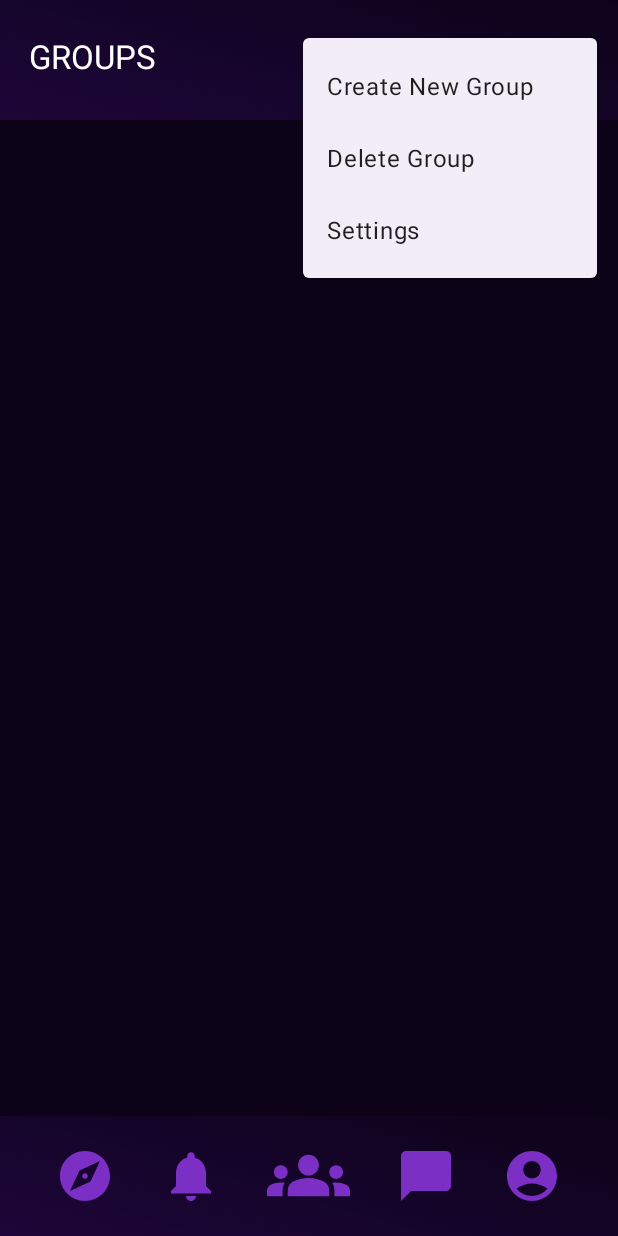
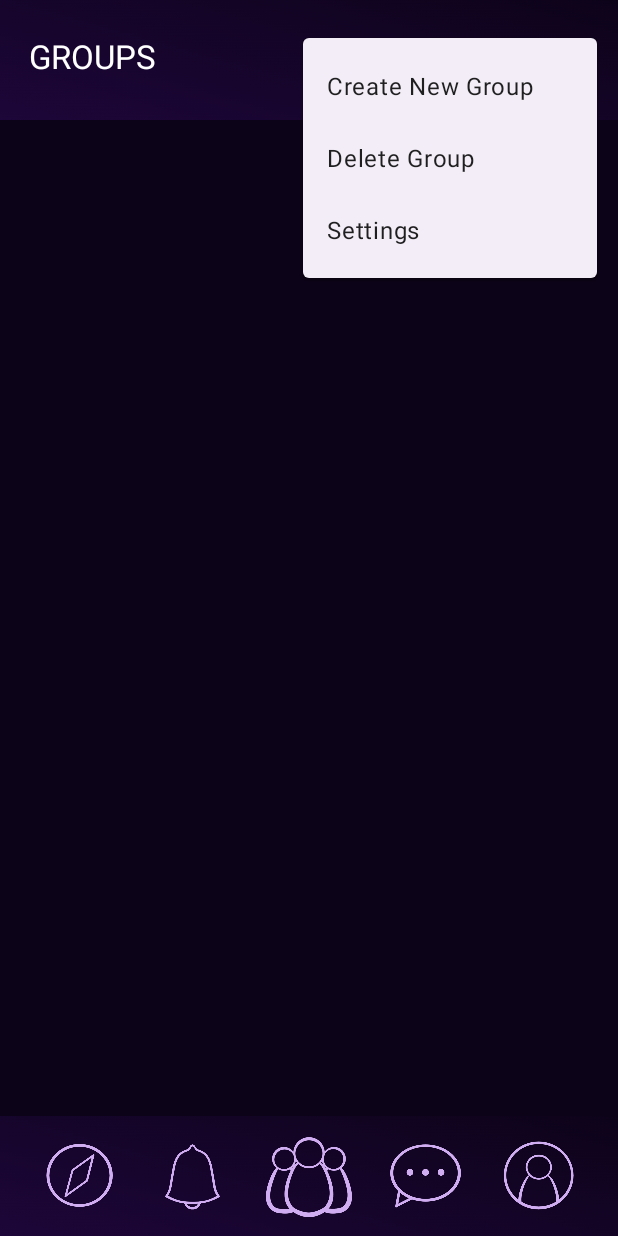
Before and after one commit to JoshDez/Synthronize, an Android app: the MainActivity screen opened directly, with no data from a screen before it, with the options menu open, on a phone screen of 412 x 824 dp. Run offline under Robolectric (Android 15) with nearby library versions, the phone set to English and light mode, and no system bars.

Commit message:
Group UI test

```diff
--- a/app/src/main/res/drawable/account_not_selected.xml
+++ /dev/null
@@ -1,5 +0,0 @@
-<vector android:height="24dp" android:tint="@color/purple1"
-    android:viewportHeight="24" android:viewportWidth="24"
-    android:width="24dp" xmlns:android="http://schemas.android.com/apk/res/android">
-    <path android:fillColor="@android:color/white" android:pathData="M12,2C6.48,2 2,6.48 2,12s4.48,10 10,10s10,-4.48 10,-10S17.52,2 12,2zM12,6c1.93,0 3.5,1.57 3.5,3.5S13.93,13 12,13s-3.5,-1.57 -3.5,-3.5S10.07,6 12,6zM12,20c-2.03,0 -4.43,-0.82 -6.14,-2.88C7.55,15.8 9.68,15 12,15s4.45,0.8 6.14,2.12C16.43,19.18 14.03,20 12,20z"/>
-</vector>
--- a/app/src/main/res/drawable/chat_not_selected.xml
+++ /dev/null
@@ -1,5 +0,0 @@
-<vector android:height="24dp" android:tint="@color/purple1"
-    android:viewportHeight="24" android:viewportWidth="24"
-    android:width="24dp" xmlns:android="http://schemas.android.com/apk/res/android">
-    <path android:fillColor="@android:color/white" android:pathData="M20,2H4c-1.1,0 -2,0.9 -2,2v18l4,-4h14c1.1,0 2,-0.9 2,-2V4c0,-1.1 -0.9,-2 -2,-2z"/>
-</vector>
--- a/app/src/main/res/drawable/explore_not_selected.xml
+++ /dev/null
@@ -1,5 +0,0 @@
-<vector android:height="24dp" android:tint="@color/purple1"
-    android:viewportHeight="24" android:viewportWidth="24"
-    android:width="24dp" xmlns:android="http://schemas.android.com/apk/res/android">
-    <path android:fillColor="@android:color/white" android:pathData="M12,10.9c-0.61,0 -1.1,0.49 -1.1,1.1s0.49,1.1 1.1,1.1c0.61,0 1.1,-0.49 1.1,-1.1s-0.49,-1.1 -1.1,-1.1zM12,2C6.48,2 2,6.48 2,12s4.48,10 10,10 10,-4.48 10,-10S17.52,2 12,2zM14.19,14.19L6,18l3.81,-8.19L18,6l-3.81,8.19z"/>
-</vector>
--- a/app/src/main/res/drawable/groups_not_selected.xml
+++ /dev/null
@@ -1,5 +0,0 @@
-<vector android:height="24dp" android:tint="@color/purple1"
-    android:viewportHeight="24" android:viewportWidth="24"
-    android:width="24dp" xmlns:android="http://schemas.android.com/apk/res/android">
-    <path android:fillColor="@android:color/white" android:pathData="M12,12.75c1.63,0 3.07,0.39 4.24,0.9c1.08,0.48 1.76,1.56 1.76,2.73L18,18H6l0,-1.61c0,-1.18 0.68,-2.26 1.76,-2.73C8.93,13.14 10.37,12.75 12,12.75zM4,13c1.1,0 2,-0.9 2,-2c0,-1.1 -0.9,-2 -2,-2s-2,0.9 -2,2C2,12.1 2.9,13 4,13zM5.13,14.1C4.76,14.04 4.39,14 4,14c-0.99,0 -1.93,0.21 -2.78,0.58C0.48,14.9 0,15.62 0,16.43V18l4.5,0v-1.61C4.5,15.56 4.73,14.78 5.13,14.1zM20,13c1.1,0 2,-0.9 2,-2c0,-1.1 -0.9,-2 -2,-2s-2,0.9 -2,2C18,12.1 18.9,13 20,13zM24,16.43c0,-0.81 -0.48,-1.53 -1.22,-1.85C21.93,14.21 20.99,14 20,14c-0.39,0 -0.76,0.04 -1.13,0.1c0.4,0.68 0.63,1.46 0.63,2.29V18l4.5,0V16.43zM12,6c1.66,0 3,1.34 3,3c0,1.66 -1.34,3 -3,3s-3,-1.34 -3,-3C9,7.34 10.34,6 12,6z"/>
-</vector>
--- a/app/src/main/res/drawable/notifications_not_selected.xml
+++ /dev/null
@@ -1,5 +0,0 @@
-<vector android:height="24dp" android:tint="@color/purple1"
-    android:viewportHeight="24" android:viewportWidth="24"
-    android:width="24dp" xmlns:android="http://schemas.android.com/apk/res/android">
-    <path android:fillColor="@android:color/white" android:pathData="M12,22c1.1,0 2,-0.9 2,-2h-4c0,1.1 0.89,2 2,2zM18,16v-5c0,-3.07 -1.64,-5.64 -4.5,-6.32L13.5,4c0,-0.83 -0.67,-1.5 -1.5,-1.5s-1.5,0.67 -1.5,1.5v0.68C7.63,5.36 6,7.92 6,11v5l-2,2v1h16v-1l-2,-2z"/>
-</vector>
--- a/app/src/main/res/layout/activity_login.xml
+++ b/app/src/main/res/layout/activity_login.xml
@@ -7,27 +7,38 @@
     android:layout_height="match_parent"
     tools:context=".Login">
 
+    <ImageView
+        android:id="@+id/imageView"
+        android:layout_width="180dp"
+        android:layout_height="180dp"
+        android:layout_marginTop="96dp"
+        android:src="@drawable/synthronize_logo"
+        app:layout_constraintEnd_toEndOf="parent"
+        app:layout_constraintHorizontal_bias="0.497"
+        app:layout_constraintStart_toStartOf="parent"
+        app:layout_constraintTop_toTopOf="parent" />
+
     <EditText
         android:id="@+id/emailEdtTxt"
         android:layout_width="320dp"
         android:layout_height="48dp"
-        android:layout_marginTop="292dp"
+        android:layout_marginTop="52dp"
         android:background="@drawable/input_rounded_corners"
         android:hint="@string/email"
-        android:textColorHint="@color/hint_color"
-        android:textColor="@color/black"
         android:inputType="textEmailAddress"
         android:padding="10dp"
+        android:textColor="@color/black"
+        android:textColorHint="@color/hint_color"
         app:layout_constraintEnd_toEndOf="parent"
         app:layout_constraintHorizontal_bias="0.494"
         app:layout_constraintStart_toStartOf="parent"
-        app:layout_constraintTop_toTopOf="parent" />
+        app:layout_constraintTop_toBottomOf="@+id/imageView" />
 
     <com.google.android.material.button.MaterialButton
         android:id="@+id/loginBtn"
         android:layout_width="320dp"
         android:layout_height="56dp"
-        android:layout_marginBottom="228dp"
+        android:layout_marginTop="24dp"
         android:hapticFeedbackEnabled="true"
         android:text="@string/login"
         android:textAlignment="center"
@@ -36,12 +47,10 @@
         android:textStyle="bold"
         app:backgroundTint="@color/purple1"
         app:cornerRadius="15dp"
-        app:layout_constraintBottom_toBottomOf="parent"
         app:layout_constraintEnd_toEndOf="parent"
         app:layout_constraintHorizontal_bias="0.494"
         app:layout_constraintStart_toStartOf="parent"
-        app:layout_constraintTop_toBottomOf="@+id/passwordEdtTxt"
-        app:layout_constraintVertical_bias="0.6" />
+        app:layout_constraintTop_toBottomOf="@+id/passwordEdtTxt" />
 
     <EditText
         android:id="@+id/passwordEdtTxt"
@@ -78,7 +87,7 @@
         android:id="@+id/line"
         android:layout_width="match_parent"
         android:layout_height="1dp"
-        android:layout_marginTop="52dp"
+        android:layout_marginTop="44dp"
         android:backgroundTint="@color/light_purple"
         app:layout_constraintEnd_toEndOf="parent"
         app:layout_constraintHorizontal_bias="0.0"
--- a/app/src/main/res/layout/activity_main.xml
+++ b/app/src/main/res/layout/activity_main.xml
@@ -49,35 +49,35 @@
         app:layout_constraintEnd_toEndOf="parent"
         app:layout_constraintStart_toStartOf="parent" >
         <ImageButton
-            android:layout_width="40dp"
-            android:layout_height="40dp"
-            android:layout_marginStart="15dp"
-            android:layout_marginEnd="15dp"
+            android:layout_width="55dp"
+            android:layout_height="55dp"
+            android:layout_marginStart="10dp"
+            android:layout_marginEnd="10dp"
             android:background="@drawable/explore_not_selected"/>
-        <ImageButton
-            android:layout_width="40dp"
-            android:layout_height="40dp"
-            android:layout_marginStart="15dp"
-            android:layout_marginEnd="15dp"
-            android:background="@drawable/notifications_not_selected"/>
         <ImageButton
             android:layout_width="55dp"
             android:layout_height="55dp"
-            android:layout_marginStart="15dp"
-            android:layout_marginEnd="15dp"
+            android:layout_marginStart="10dp"
+            android:layout_marginEnd="10dp"
+            android:background="@drawable/notifications_not_selected"/>
+        <ImageButton
+            android:layout_width="60dp"
+            android:layout_height="60dp"
+            android:layout_marginStart="10dp"
+            android:layout_marginEnd="10dp"
             android:background="@drawable/groups_not_selected"/>
         <ImageButton
-            android:layout_width="40dp"
-            android:layout_height="40dp"
-            android:layout_marginStart="15dp"
-            android:layout_marginEnd="15dp"
+            android:layout_width="55dp"
+            android:layout_height="55dp"
+            android:layout_marginStart="10dp"
+            android:layout_marginEnd="10dp"
             android:background="@drawable/chat_not_selected"/>
         <ImageButton
-            android:layout_width="40dp"
-            android:layout_height="40dp"
-            android:layout_marginStart="15dp"
-            android:layout_marginEnd="15dp"
-            android:background="@drawable/account_not_selected"/>
+            android:layout_width="55dp"
+            android:layout_height="55dp"
+            android:layout_marginStart="10dp"
+            android:layout_marginEnd="10dp"
+            android:background="@drawable/profile_not_selected"/>
     </LinearLayout>
 
 </androidx.constraintlayout.widget.ConstraintLayout>
```
Also changed, not shown: app/src/main/res/drawable/chat_not_selected.png (added), app/src/main/res/drawable/explore_not_selected.png (added), app/src/main/res/drawable/groups_not_selected.png (added), app/src/main/res/drawable/notifications_not_selected.png (added), app/src/main/res/drawable/profile_not_selected.png (added), app/src/main/res/drawable/synthronize_logo.png (added).
